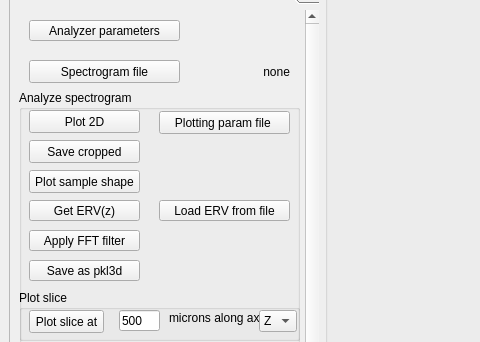
al509/ScanLoop, file Windows/UIs/MainWindow.ui: the form before one commit; both pictures show x 0 to 480 and y 140 to 482 of the 1183 by 789 pixel window.
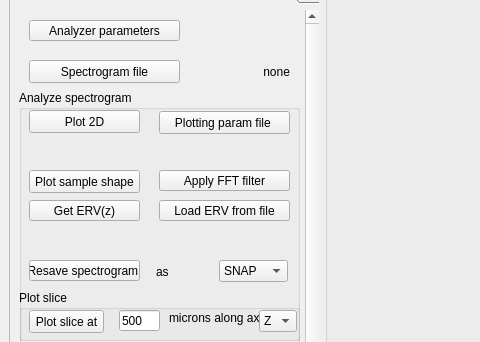
The form after the commit. The open tabs and pages were chosen to show the change.

What changed in the file:
```diff
--- a/Windows/UIs/MainWindow.ui
+++ b/Windows/UIs/MainWindow.ui
@@ -1699,19 +1699,6 @@
               </item>
              </widget>
             </widget>
-            <widget class="QPushButton" name="pushButton_analyzer_save_cropped_data">
-             <property name="geometry">
-              <rect>
-               <x>10</x>
-               <y>50</y>
-               <width>111</width>
-               <height>23</height>
-              </rect>
-             </property>
-             <property name="text">
-              <string>Save cropped</string>
-             </property>
-            </widget>
             <widget class="QPushButton" name="pushButton_analyzer_choose_plotting_param_file">
              <property name="geometry">
               <rect>
@@ -1741,9 +1728,9 @@
             <widget class="QPushButton" name="pushButton_analyzer_apply_FFT_filter">
              <property name="geometry">
               <rect>
-               <x>10</x>
-               <y>140</y>
-               <width>111</width>
+               <x>140</x>
+               <y>80</y>
+               <width>131</width>
                <height>21</height>
               </rect>
              </property>
@@ -1774,7 +1761,40 @@
               </rect>
              </property>
              <property name="text">
-              <string>Save as pkl3d</string>
+              <string>Resave spectrogram </string>
+             </property>
+            </widget>
+            <widget class="QComboBox" name="comboBox_analyzer_resave_type">
+             <property name="geometry">
+              <rect>
+               <x>200</x>
+               <y>170</y>
+               <width>69</width>
+               <height>22</height>
+              </rect>
+             </property>
+             <item>
+              <property name="text">
+               <string>SNAP</string>
+              </property>
+             </item>
+             <item>
+              <property name="text">
+               <string>pkl3d</string>
+              </property>
+             </item>
+            </widget>
+            <widget class="QLabel" name="label_3">
+             <property name="geometry">
+              <rect>
+               <x>137</x>
+               <y>175</y>
+               <width>47</width>
+               <height>13</height>
+              </rect>
+             </property>
+             <property name="text">
+              <string>as</string>
              </property>
             </widget>
            </widget>
@@ -1875,9 +1895,9 @@
            <widget class="QLabel" name="label_analyzer_file">
             <property name="geometry">
              <rect>
-              <x>120</x>
+              <x>170</x>
               <y>50</y>
-              <width>151</width>
+              <width>101</width>
               <height>23</height>
              </rect>
             </property>
```
Left out of the diff: 12 changed lines with no effect on the pictures.
